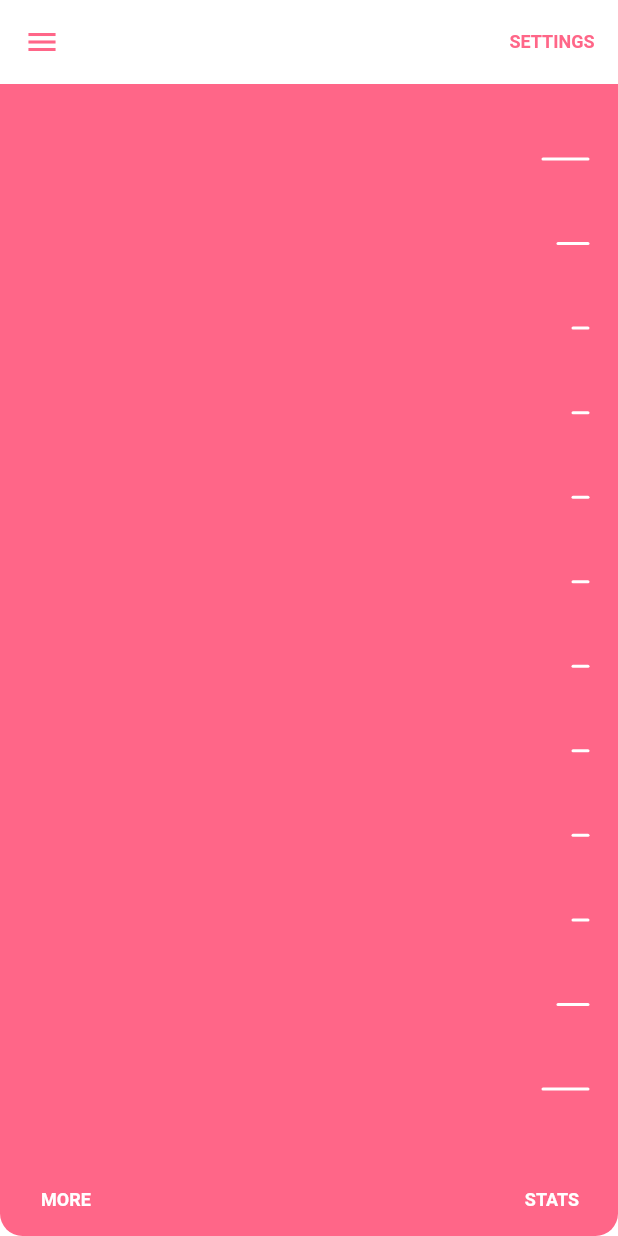
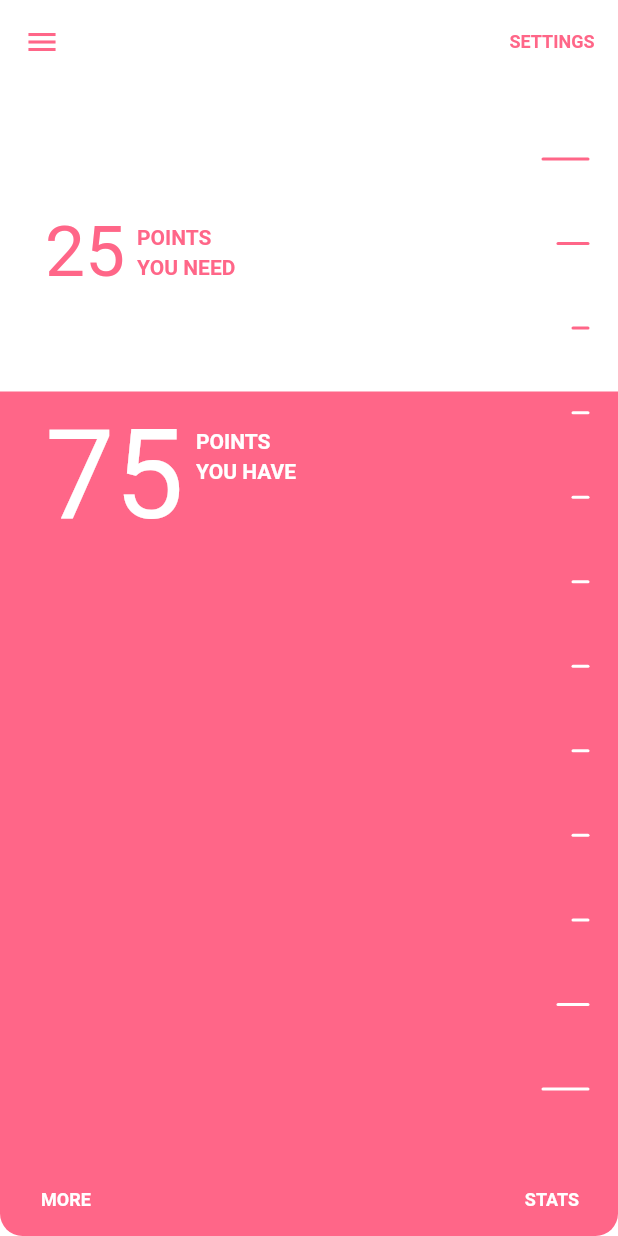
Before and after one commit to hptg1994/Flutter_-, a Flutter app: the screen it shows after launch, on a phone screen of 412 x 824 dp. Run offline on Flutter 3.47's test engine with Material 2 defaults, Android fonts, the phone set to English and light mode, and no system bars.

Commit message:
可以拖动显示效果了

```diff
--- a/lib/main.dart
+++ b/lib/main.dart
@@ -11,7 +11,9 @@ class MyApp extends StatelessWidget {
     return MaterialApp(
       title: 'Spring Slider',
       debugShowCheckedModeBanner: false,
-      theme: ThemeData(primaryColor: Color(0xFFFF6688), scaffoldBackgroundColor: Colors.white),
+      theme: ThemeData(
+          primaryColor: Color(0xFFFF6688),
+          scaffoldBackgroundColor: Colors.white),
       home: MyHomePage(),
     );
   }
@@ -33,7 +35,8 @@ class _MyHomePageState extends State<MyHomePage> {
           style: TextStyle(
               fontSize: 12.0,
               fontWeight: FontWeight.bold,
-              color: isOnlight ? Theme.of(context).primaryColor : Colors.white)),
+              color:
+                  isOnlight ? Theme.of(context).primaryColor : Colors.white)),
       onPressed: () {},
     );
   }
@@ -91,26 +94,156 @@ class SpringSlider extends StatefulWidget {
 }
 
 class SpringSliderState extends State<SpringSlider> {
+  final double paddingTop = 50.0;
+  final double paddingBottom = 50.0;
+
+  double sliderPercent = 0.75;
+  double startDragY;
+  double startDragPercent;
+
+  void _onPanStart(DragStartDetails details) {
+    startDragY = details.globalPosition.dy;
+    startDragPercent = sliderPercent;
+  }
+
+  void _onPanUpdate(DragUpdateDetails details) {
+    final dragDistance = startDragY - details.globalPosition.dy;
+    final sliderHeight = context.size.height;
+    final dragPercent = dragDistance / sliderHeight;
+
+    setState(() {
+      sliderPercent = startDragPercent + dragPercent;
+    });
+  }
+
+  void _onPanEnd(DragEndDetails details) {
+    setState(() {
+      startDragY = null;
+      startDragPercent = null;
+    });
+  }
+
   @override
   Widget build(BuildContext context) {
-    return new Stack(
+    return GestureDetector(
+      onPanStart: _onPanStart,
+      onPanUpdate: _onPanUpdate,
+      onPanEnd: _onPanEnd,
+      child: new Stack(
         children: <Widget>[
           new SliderMarks(
               markCount: widget.markCount,
               color: widget.positiveColor,
-            paddingTop: 50.0,
-            paddingBottom: 50.0),
+              paddingTop: paddingTop,
+              paddingBottom: paddingBottom),
+          // 用ClipPath强制把它移下去（sets what part of an element should be shown）
+          new ClipPath(
+            clipper: new SliderClipper(
+                sliderPercent: sliderPercent,
+                paddingBottom: paddingBottom,
+                paddingTop: paddingTop),
+            child: new Stack(
+              children: <Widget>[
                 new Container(
                   color: widget.positiveColor,
                 ),
                 new SliderMarks(
                     markCount: widget.markCount,
                     color: widget.negativeColor,
-            paddingTop: 50.0,
-            paddingBottom: 50.0
+                    paddingTop: paddingTop,
+                    paddingBottom: paddingBottom),
+              ],
+            ),
+          ),
+
+          /// slider的文字
+          new Padding(
+            padding: EdgeInsets.only(top: 0.0, bottom: 0.0),
+            /* 这个行不通
+            child: new Stack(
+              children: <Widget>[
+                new Positioned(
+                  left: 30.0,
+                  top: MediaQuery.of(context).size.height / 2,
+                  child: new Text("Testing"),
+                ),
+                new Positioned(
+                  left: 30.0,
+                  top: MediaQuery.of(context).size.height / 2 + 50.0,
+                  child: new Text("Testing"),
+                )
+              ],
+            ),*/
+
+            // LayoutBuilder的原因是要他里面的BoxConstraints,LayoutBuilder侦测的是他所在这个Widget的长宽高ganbade
+            child: new LayoutBuilder(
+              builder: (BuildContext context, BoxConstraints constraints) {
+                final height = constraints.maxHeight;
+                final sliderY = height * (1.0 - sliderPercent);
+                final pointsYouNeed = (100 * (1.0 - sliderPercent)).round();
+                final pointsYouHave = 100 - pointsYouNeed;
+
+                return new Stack(
+                  children: <Widget>[
+                    new Positioned(
+                      left: 30.0,
+                      top: sliderY - 50.0,
+                      child: FractionalTranslation(
+                          translation: Offset(0.0, -1.0),
+                          child: new Points(
+                            points: pointsYouNeed,
+                            isAboveSlider: true,
+                            isPointsYouNeed: true,
+                            color: Theme.of(context).primaryColor,
+                          )),
+                    ),
+                    new Positioned(
+                      left: 30.0,
+                      top: sliderY + 50.0,
+                      child: new Points(
+                        points: pointsYouHave,
+                        isAboveSlider: false,
+                        isPointsYouNeed: false,
+                        color: Theme.of(context).scaffoldBackgroundColor,
+                      ),
                     ),
                   ],
                 );
+              },
+            ),
+          )
+        ],
+      ),
+    );
+  }
+}
+
+/// Description: 分裂滑动界面为个界面（A widget that clips its child using self define shape.）
+class SliderClipper extends CustomClipper<Path> {
+  final double sliderPercent;
+  final double paddingTop;
+  final double paddingBottom;
+
+  SliderClipper({this.sliderPercent, this.paddingTop, this.paddingBottom});
+
+  @override
+  Path getClip(Size size) {
+    Path rect = new Path();
+
+    final top = paddingTop;
+    final bottom = size.height;
+    final height = bottom - paddingBottom - top;
+    final percentFromBottom = 1.0 - sliderPercent;
+
+    // 保留的部分
+    rect.addRect(new Rect.fromLTRB(
+        0.0, top + (percentFromBottom * height), size.width, bottom));
+    return rect;
+  }
+
+  @override
+  bool shouldReclip(CustomClipper<Path> oldClipper) {
+    return true;
   }
 }
 
@@ -120,7 +253,8 @@ class SliderMarks extends StatelessWidget {
   final double paddingTop;
   final double paddingBottom;
 
-  SliderMarks({this.markCount, this.color, this.paddingTop, this.paddingBottom});
+  SliderMarks(
+      {this.markCount, this.color, this.paddingTop, this.paddingBottom});
 
   @override
   Widget build(BuildContext context) {
@@ -187,3 +321,54 @@ class SliderMarksPainter extends CustomPainter {
     return true;
   }
 }
+
+/// 文字的具体显示方式
+class Points extends StatelessWidget {
+  final int points;
+  final bool isAboveSlider;
+  final bool isPointsYouNeed;
+  final Color color;
+
+  const Points(
+      {this.points, this.isAboveSlider, this.isPointsYouNeed, this.color});
+
+  @override
+  Widget build(BuildContext context) {
+    final percent = points / 100.0;
+    final pointTextSize = 30.0 + (70.0 * percent);
+    return new Row(
+      crossAxisAlignment:
+          isAboveSlider ? CrossAxisAlignment.end : CrossAxisAlignment.start,
+      children: <Widget>[
+        new FractionalTranslation(
+          translation: Offset(0.0, isAboveSlider ? 0.18 : -0.18),
+          child: new Text(
+            '$points',
+            style: new TextStyle(fontSize: pointTextSize, color: color),
+          ),
+        ),
+        new Padding(
+          padding: EdgeInsets.only(left: 8.0),
+          child: new Column(
+            mainAxisSize: MainAxisSize.min,
+            crossAxisAlignment: CrossAxisAlignment.start,
+            children: <Widget>[
+              new Padding(
+                padding: EdgeInsets.only(bottom: 4.0),
+                child: new Text(
+                  "POINTS",
+                  style:
+                      new TextStyle(fontWeight: FontWeight.bold, color: color),
+                ),
+              ),
+              new Text(
+                isPointsYouNeed ? "YOU NEED" : "YOU HAVE",
+                style: TextStyle(fontWeight: FontWeight.bold, color: color),
+              ),
+            ],
+          ),
+        )
+      ],
+    );
+  }
+}
```
Lines whose indentation alone changed are shown as unchanged.
